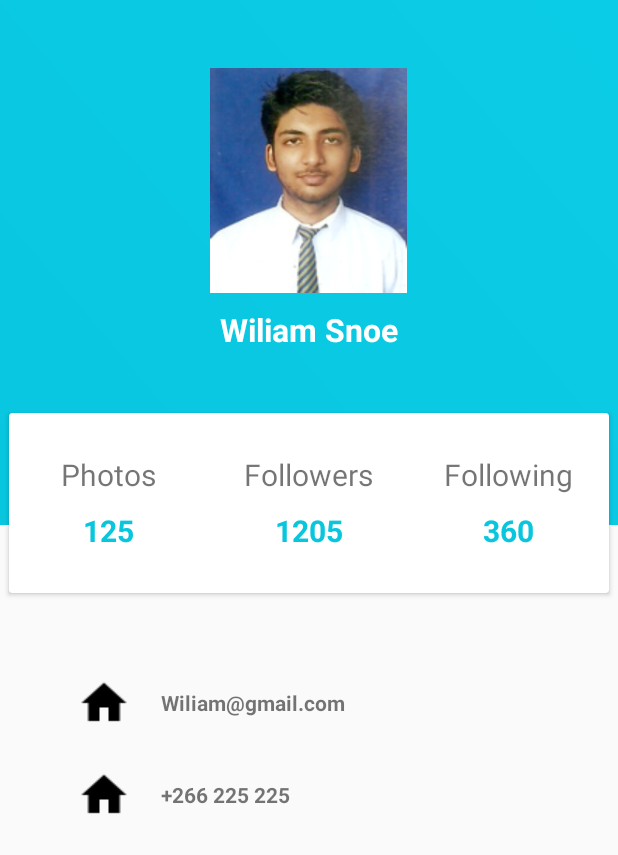
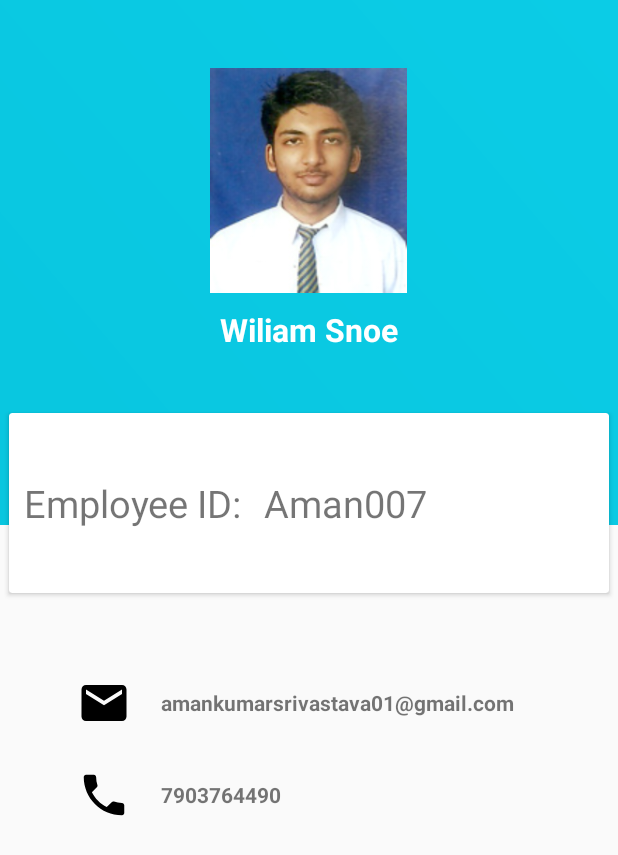
Before and after one commit to anirudh1107/whiteBear, an Android app: the ProfileActivity screen opened directly, with no data from a screen before it, on a phone screen of 412 x 824 dp. Shown: the top 855 px of the screen. Run offline under Robolectric (Android 15) with nearby library versions, the phone set to English and light mode, and no system bars.

Commit message:
ani-after merge

```diff
--- a/app/src/main/res/layout/activity_profile.xml
+++ b/app/src/main/res/layout/activity_profile.xml
@@ -35,78 +35,30 @@
             android:layout_height="120dp"
             android:layout_centerHorizontal="true"
             android:layout_marginTop="275dp">
-            <LinearLayout
+            <RelativeLayout
                 android:layout_width="match_parent"
                 android:layout_height="match_parent"
-                android:orientation="horizontal"
-                android:weightSum="3">
-                <LinearLayout
-                    android:gravity="center"
                 android:orientation="vertical"
-                    android:layout_width="0dp"
-                    android:layout_weight="1"
-                    android:layout_height="match_parent">
+                >
                 <TextView
-                        android:layout_width="wrap_content"
+                    android:layout_margin="10dp"
+                    android:id="@+id/employe_id_text"
+                    android:layout_width="150dp"
                     android:layout_height="wrap_content"
-                        android:text="Photos"
-                        android:textSize="20sp"
+                    android:text="Employee ID:"
+                    android:textSize="25sp"
+                    android:layout_centerVertical="true"
                     />
                 <TextView
+                    android:layout_toEndOf="@+id/employe_id_text"
                     android:layout_width="wrap_content"
+                    android:textSize="25sp"
+                    android:layout_centerVertical="true"
                     android:layout_height="wrap_content"
-                        android:text="125"
-                        android:textStyle="bold"
-                        android:textSize="20sp"
-                        android:paddingTop="10dp"
-                        android:textColor="@color/startblue"/>
+                    android:text="Aman007"
+                    />
 
-                </LinearLayout>
-                <LinearLayout
-                    android:gravity="center"
-                    android:orientation="vertical"
-                    android:layout_width="0dp"
-                    android:layout_weight="1"
-                    android:layout_height="match_parent">
-                    <TextView
-                        android:layout_width="wrap_content"
-                        android:layout_height="wrap_content"
-                        android:text="Followers"
-                        android:textSize="20sp"
-                        />
-                    <TextView
-                        android:layout_width="wrap_content"
-                        android:layout_height="wrap_content"
-                        android:text="1205"
-                        android:textStyle="bold"
-                        android:textSize="20sp"
-                        android:paddingTop="10dp"
-                        android:textColor="@color/startblue"/>
-
-                </LinearLayout>
-                <LinearLayout
-                    android:gravity="center"
-                    android:orientation="vertical"
-                    android:layout_width="0dp"
-                    android:layout_weight="1"
-                    android:layout_height="match_parent">
-                    <TextView
-                        android:layout_width="wrap_content"
-                        android:layout_height="wrap_content"
-                        android:text="Following"
-                        android:textSize="20sp"
-                        />
-                    <TextView
-                        android:layout_width="wrap_content"
-                        android:layout_height="wrap_content"
-                        android:text="360"
-                        android:textStyle="bold"
-                        android:textSize="20sp"
-                        android:paddingTop="10dp"
-                        android:textColor="@color/startblue"/>
-
-                </LinearLayout>
-            </LinearLayout>
+            </RelativeLayout>
 
         </android.support.v7.widget.CardView>
     </RelativeLayout>
@@ -125,14 +77,14 @@
             <ImageView
                 android:layout_width="36dp"
                 android:layout_height="36dp"
-                android:src="@drawable/ic_home_black_24dp"/>
+                android:src="@drawable/ic_email_black_24dp"/>
             <TextView
                 android:textStyle="bold"
                 android:layout_gravity="center_vertical"
                 android:layout_width="wrap_content"
                 android:layout_height="wrap_content"
                 android:paddingLeft="20dp"
-                android:text="Wiliam@gmail.com"/>
+                android:text="amankumarsrivastava01@gmail.com"/>
         </LinearLayout>
         <LinearLayout
             android:layout_marginTop="25dp"
@@ -143,7 +95,7 @@
             <ImageView
                 android:layout_width="36dp"
                 android:layout_height="36dp"
-                android:src="@drawable/ic_home_black_24dp"/>
+                android:src="@drawable/ic_local_phone_black_24dp"/>
             <TextView
                 android:textStyle="bold"
 
@@ -151,7 +103,7 @@
                 android:layout_width="wrap_content"
                 android:layout_height="wrap_content"
                 android:paddingLeft="20dp"
-                android:text="+266 225 225"/>
+                android:text="7903764490"/>
         </LinearLayout>
 
     </LinearLayout>
```
Lines whose indentation alone changed are shown as unchanged.
